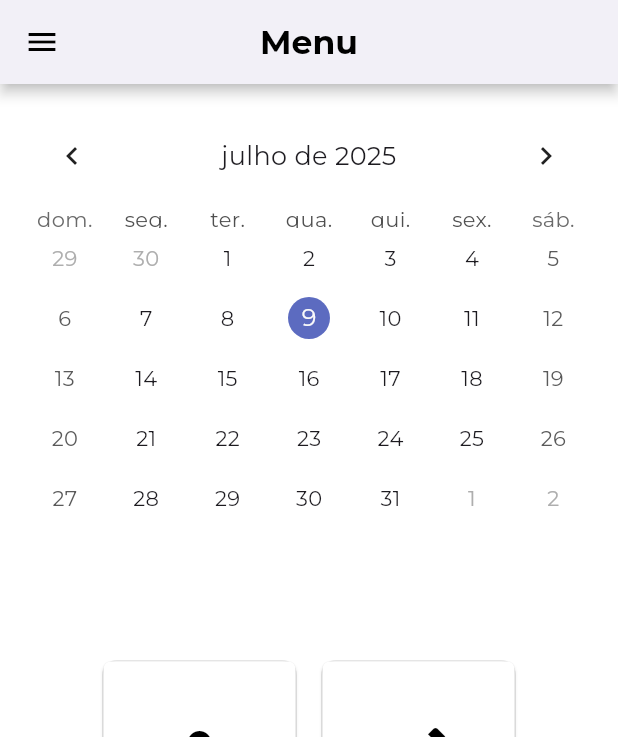
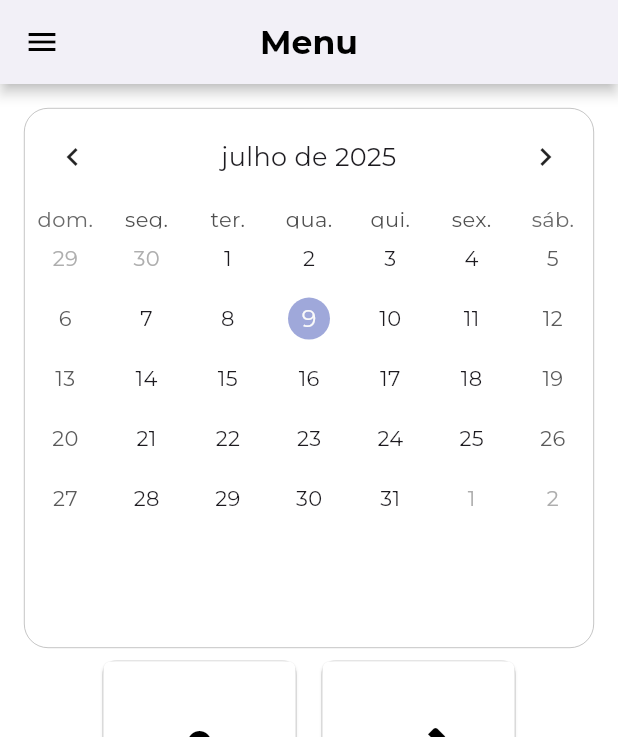
Before and after one commit to VinioVnz/profmate_mvc, a Flutter app: the BaseLayout screen opened by its route, on a phone screen of 412 x 824 dp. Shown: the top 737 px of the screen. Run offline on Flutter 3.47's test engine with Material 3 defaults, Android fonts, the phone set to English and light mode, and no system bars; drawn by our look-alikes of table_calendar; our stand-ins replace fl_chart, google_fonts, image_picker, pdf, printing.

Commit message:
atualizando tela menu, add eventos de aula da tela agenda e mudando a UI dos campos calendario e horario de add aula

```diff
--- a/lib/src/views/agenda_view.dart
+++ b/lib/src/views/agenda_view.dart
@@ -53,7 +53,7 @@ class _AgendaViewState extends State<AgendaView> {
           child: Column(
             mainAxisSize: MainAxisSize.min,
             children: [
-              CampoCalendario(controller: dataController),
+              CampoCalendario(controller: dataController, initialDate: _diaSelecionado,),
               const SizedBox(height: 16),
               CampoHorario(controller: horarioController),
               const SizedBox(height: 16),
--- a/lib/src/views/home_view.dart
+++ b/lib/src/views/home_view.dart
@@ -3,7 +3,7 @@ import 'package:profmate/src/widgets/agenda_widget.dart';
 import 'package:profmate/src/widgets/home_button.dart';
 
 //Código por: Vinícius Bornhofen
-//Última alteração: 07/07/2025
+//Última alteração: 09/07/2025
 //add rota do financeiro,
 //PENDENTE: Add rota do alunos e do atividades(ambas telas nao foram feitas ainda)
 class HomeView extends StatefulWidget {
@@ -21,15 +21,40 @@ class _HomeViewState extends State<HomeView> {
       padding: EdgeInsets.all(16),
       child: Column(
         children: [
-          AgendaWidget(
-            diaSelecionado: _diaSelecionado,
-            mostrarAulas: false,
-            onDiaSelecionado: (dia) {
-              setState(() {
-                _diaSelecionado = dia;
-              });
-            },
+          //deixar a agenda clicavel, quando clico na agenda ele navega para a tela agenda
+          //é feito a utilização de um inkWell, pois o Elevated Button permite cliques internos
+          //(quando clicava em um dia, ele não navegava)
+          Container(
+            height: 360,
+            width: double.infinity,
+            decoration: BoxDecoration(
+              borderRadius: BorderRadius.circular(16),
+              border: Border.all(
+                color: Colors.grey,
+                width: 0.4, // espessura da borda
+              ),
+            ),
+            child: Stack(
+              children: [
+                ClipRRect(
+                  borderRadius: BorderRadius.circular(16),
+                  child: AgendaWidget(),
+                ),
+                Positioned.fill(
+                  child: Material(
+                    color: Colors.transparent,
+                    child: InkWell(
+                      borderRadius: BorderRadius.circular(16),
+                      onTap: () {
+                        Navigator.pushReplacementNamed(context, '/agenda');
+                      },
+                    ),
+                  ),
+                ),
+              ],
+            ),
           ),
+
           Row(
             mainAxisAlignment: MainAxisAlignment.center,
             children: [
--- a/lib/src/widgets/agenda_widget.dart
+++ b/lib/src/widgets/agenda_widget.dart
@@ -2,16 +2,24 @@ import 'package:flutter/material.dart';
 import 'package:intl/intl.dart';
 import 'package:table_calendar/table_calendar.dart';
 
-//Codigo por: Vinícius Bornhofen e Vitor Henkels
-//Última alteração: 07/07/2025
+// Código por: Vinícius Bornhofen e Vitor Henkels
+// Última alteração: 09/07/2025
+class AulaEvent {
+  final String nome;
+  final String horario;
+
+  AulaEvent(this.nome, this.horario);
+}
+
 class AgendaWidget extends StatelessWidget {
-  final DateTime diaSelecionado;
+  final DateTime? diaSelecionado;
   final Map<DateTime, List<Map<String, String>>>? aulasPorDia;
   final void Function(DateTime dia)? onDiaSelecionado;
-  final mostrarAulas;
+  final bool mostrarAulas;
+
   const AgendaWidget({
     super.key,
-    required this.diaSelecionado,
+    this.diaSelecionado,
     this.aulasPorDia,
     this.onDiaSelecionado,
     this.mostrarAulas = true,
@@ -19,13 +27,10 @@ class AgendaWidget extends StatelessWidget {
 
   @override
   Widget build(BuildContext context) {
+    final dia = diaSelecionado ?? DateTime.now();
+
     final aulasDoDia =
-        aulasPorDia?[DateTime(
-          diaSelecionado.year,
-          diaSelecionado.month,
-          diaSelecionado.day,
-        )] ??
-        [];
+        aulasPorDia?[DateTime(dia.year, dia.month, dia.day)] ?? [];
 
     return SingleChildScrollView(
       child: Column(
@@ -35,13 +40,43 @@ class AgendaWidget extends StatelessWidget {
             child: TableCalendar(
               locale: "pt_BR",
               rowHeight: 40,
-              headerStyle: const HeaderStyle(
+              headerStyle: HeaderStyle(
                 formatButtonVisible: false,
                 titleCentered: true,
               ),
-              availableGestures: AvailableGestures.all,
+              calendarStyle: CalendarStyle(
+                markersMaxCount: 1,
+                markerSize: 20,
+                markerMargin: EdgeInsets.only(top: 2),
+              ),
+              calendarBuilders: CalendarBuilders(
+                markerBuilder: (context, date, events) {
+                  if (events.isEmpty) return SizedBox.shrink();
+
+                  return Padding(
+                    padding: EdgeInsets.only(
+                      left: 26,
+                    ), // ajusta para onde quiser
+                    child: Container(
+                      padding: EdgeInsets.all(4),
+                      decoration: BoxDecoration(
+                        color: const Color.fromARGB(255, 255, 0, 0),
+                        shape: BoxShape.circle,
+                      ),
+                      child: Text(
+                        '${events.length}', // mostra quantas aulas tem
+                        style: TextStyle(color: Colors.white, fontSize: 10),
+                      ),
+                    ),
+                  );
+                },
+              ),
+              eventLoader: (day) {
+                final dataNormalizada = DateTime(day.year, day.month, day.day);
+                return aulasPorDia?[dataNormalizada] ?? [];
+              },
               selectedDayPredicate: (day) => isSameDay(day, diaSelecionado),
-              focusedDay: diaSelecionado,
+              focusedDay: diaSelecionado ?? DateTime.now(),
               firstDay: DateTime.utc(2010, 10, 16),
               lastDay: DateTime(2045, 06, 30),
               onDaySelected: (dia, _) {
@@ -62,14 +97,14 @@ class AgendaWidget extends StatelessWidget {
               ),
               child: Center(
                 child: Text(
-                  "Aulas de ${DateFormat('dd/MM/yyyy').format(diaSelecionado)}:",
+                  "Aulas de ${DateFormat('dd/MM/yyyy').format(dia)}:",
                   style: const TextStyle(fontWeight: FontWeight.bold),
                 ),
               ),
             ),
             const SizedBox(height: 8),
             SizedBox(
-              height: 300, // altura limite para lista de aulas
+              height: 300,
               child: ListView.builder(
                 itemCount: aulasDoDia.length,
                 itemBuilder: (context, index) {
```
Also changed, not shown: lib/src/widgets/campo_calendario.dart (+4 -3 lines), lib/src/widgets/campo_horario.dart (+26 -17 lines).
